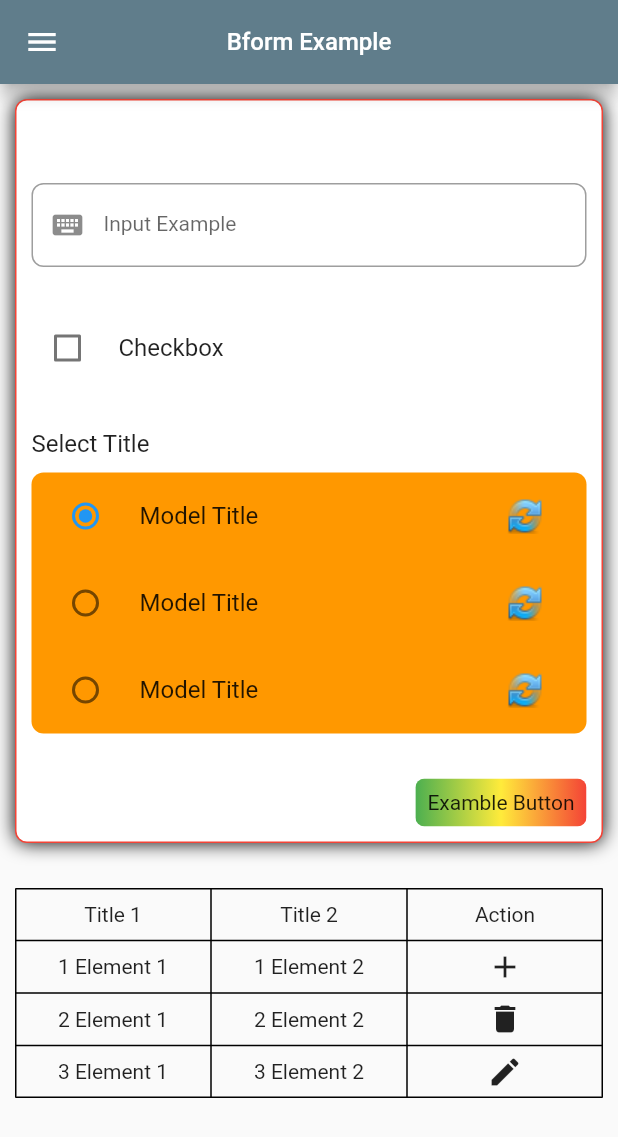
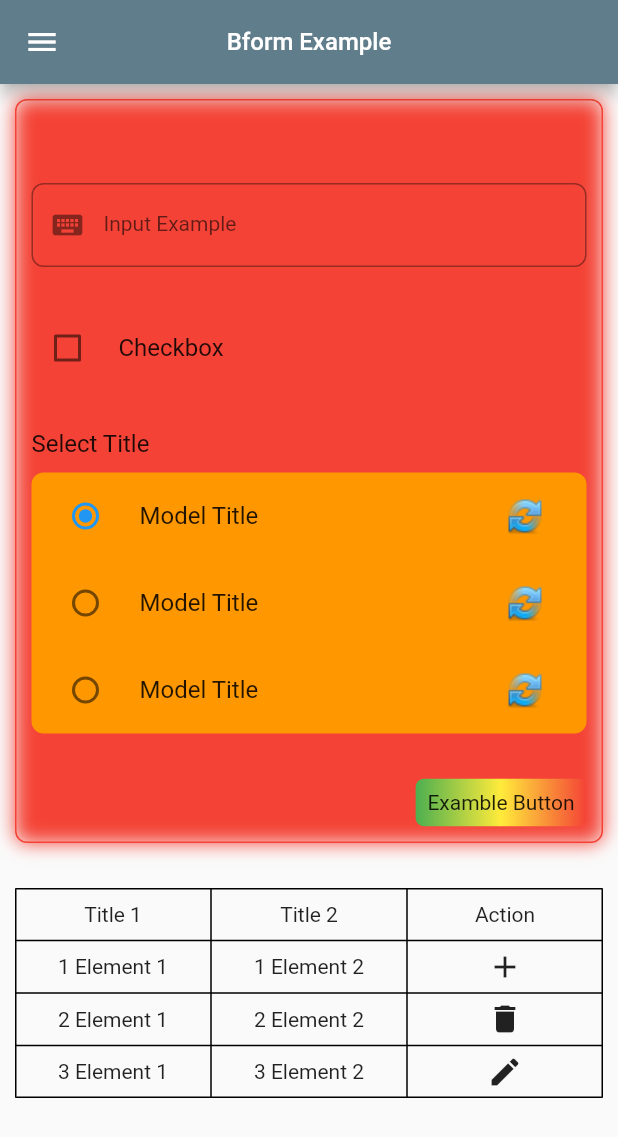
Before and after one commit to gabrielgits/bform, a Flutter app: the screen it shows after launch, on a phone screen of 412 x 824 dp. Shown: the top 1137 px of the screen. Run offline on Flutter 3.47's test engine with Material 2 defaults, Android fonts, the phone set to English and light mode, and no system bars.

Commit message:
fix form background

```diff
--- a/example/lib/main.dart
+++ b/example/lib/main.dart
@@ -33,7 +33,7 @@ class _MyAppState extends State<MyApp> {
       child: Column(
         children: [
           BformForm(
-            background: Colors.white,
+            color: Colors.red,
             width: MediaQuery.of(context).size.width - 20,
             border: Border.all(color: Colors.red),
             child: Column(
--- a/lib/src/form/bform_form.dart
+++ b/lib/src/form/bform_form.dart
@@ -2,7 +2,6 @@ import 'package:flutter/material.dart';
 
 class BformForm extends StatelessWidget {
   final Widget child;
-  final bool scrollable;
   final Color? color;
   final double? width;
   final double? height;
@@ -17,7 +16,6 @@ class BformForm extends StatelessWidget {
     this.border,
     this.background,
     this.height,
-    this.scrollable = false,
   }) : super(key: key);
 
   @override
@@ -27,7 +25,7 @@ class BformForm extends StatelessWidget {
       height: height,
       padding: const EdgeInsets.fromLTRB(10, 25, 10, 10),
       decoration: decoration(),
-      child: scrollable ? SingleChildScrollView(child: child) :  child,
+      child: SingleChildScrollView(child: child),
     );
   }
 
@@ -36,7 +34,7 @@ class BformForm extends StatelessWidget {
       color: background,
       border: border,
       borderRadius: BorderRadius.circular(8),
-      boxShadow: (color != null) ? [BoxShadow(blurRadius: 10, color: color!)] : [BoxShadow(blurRadius: 10)],
+      boxShadow: (color != null) ? [BoxShadow(blurRadius: 10, color: color!)] : null,
     );
   }
 }
--- a/pubspec.yaml
+++ b/pubspec.yaml
@@ -1,6 +1,6 @@
 name: bform
 description: Package to help you create beautiful forms widgets.
-version: 0.3.4
+version: 0.3.5
 homepage: https://github.com/gabrielgits/bform.git
 
 environment:
```
Also changed, not shown: example/pubspec.lock.
